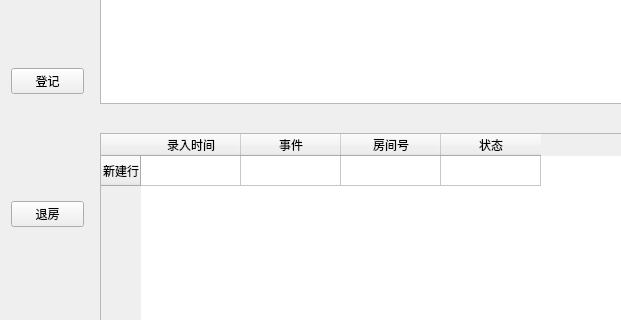
Qt form Manager.ui (Ginsakura/TestQTManagerSystem) before a commit; both pictures show x 0 to 621 and y 177 to 497 of the 949 by 655 pixel window.
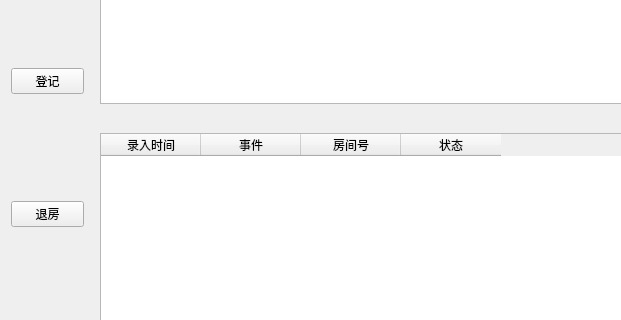
The same form after that commit. The open tabs and pages were chosen to show the change.

Commit message: 重新事件模块

```diff
--- a/Manager.ui
+++ b/Manager.ui
@@ -473,11 +473,6 @@
         <height>341</height>
        </rect>
       </property>
-      <row>
-       <property name="text">
-        <string>新建行</string>
-       </property>
-      </row>
       <column>
        <property name="text">
         <string>录入时间</string>
```
Left out of the diff: 2 changed lines with no effect on the pictures.
